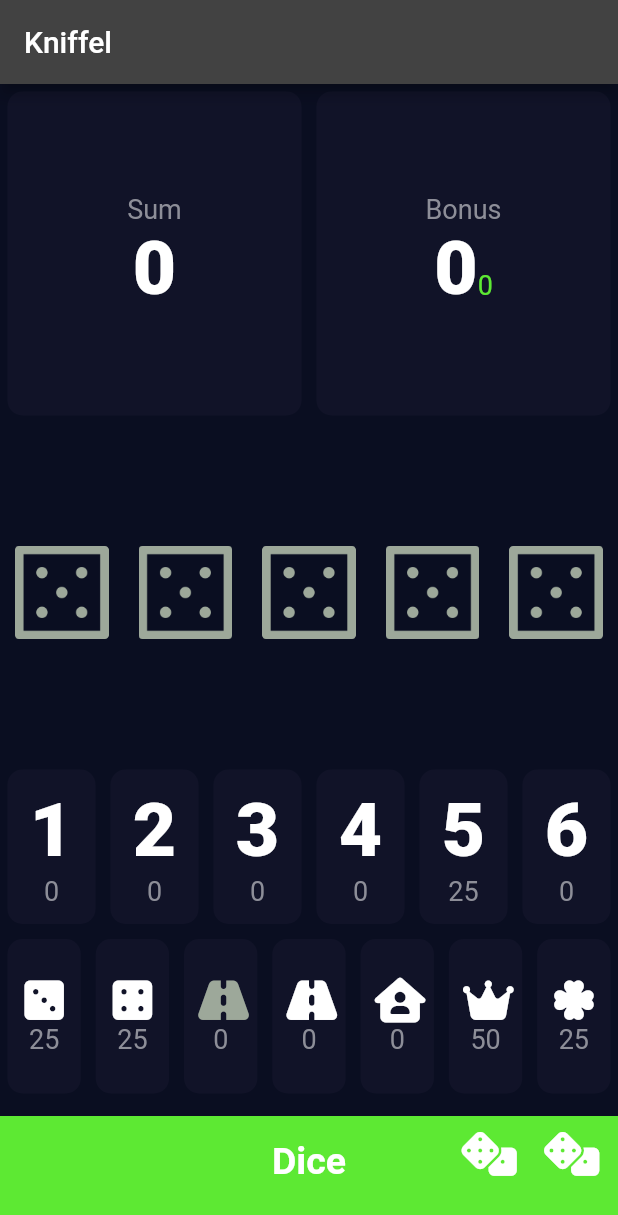
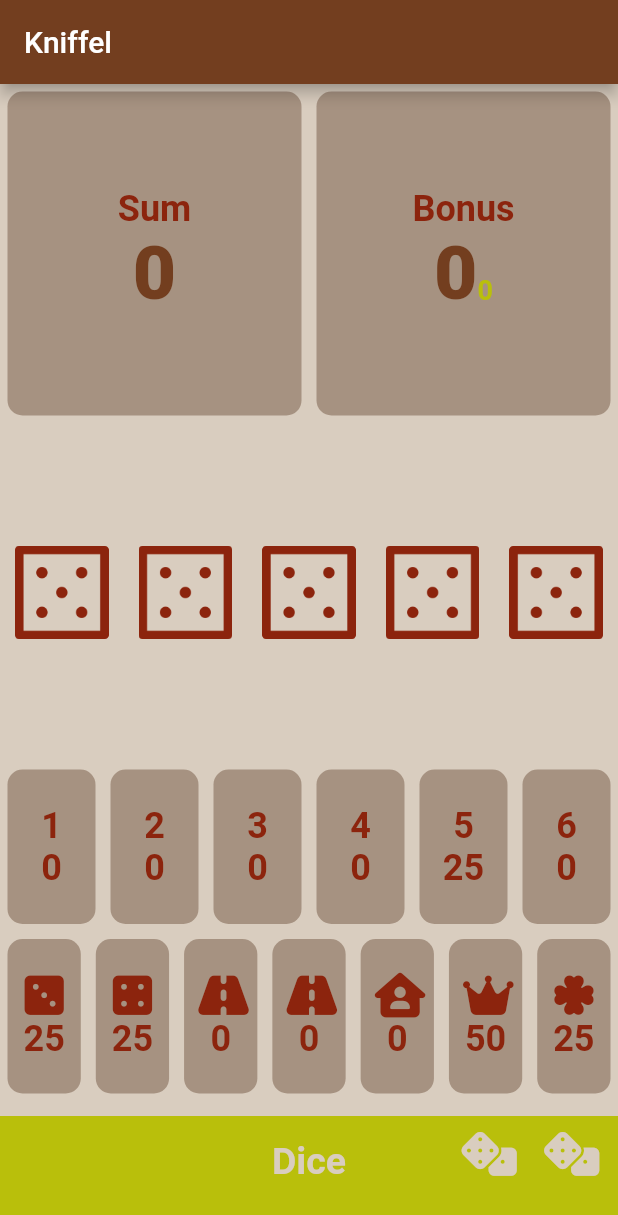
Before and after one commit to jnaurath/fun_with_dice, a Flutter app: the screen it shows after launch, on a phone screen of 412 x 824 dp. Shown: the top 1215 px of the screen. Run offline on Flutter 3.47's test engine with Material 2 defaults, Android fonts, the phone set to English and light mode, and no system bars; our stand-ins replace confetti, font_awesome_flutter.

Commit message:
improved styling

```diff
--- a/lib/components/bottom_button.dart
+++ b/lib/components/bottom_button.dart
@@ -47,6 +47,7 @@ class BottomButton extends StatelessWidget {
                   child: Icon(
                     FontAwesomeIcons.dice,
                     size: 30.0,
+                    color: colorPalette2,
                   ),
                 ),
               ),
--- a/lib/components/icon_content.dart
+++ b/lib/components/icon_content.dart
@@ -21,7 +21,7 @@ class IconContent extends StatelessWidget {
         ),
         Text(
           label,
-          style: kLabelTextStyle,
+          style: labelTextStyle,
         )
       ],
     );
--- a/lib/constants.dart
+++ b/lib/constants.dart
@@ -1,39 +1,37 @@
 import 'package:flutter/material.dart';
+
+const colorPalette1 = Color(0xFFB9BF0B);
+const colorPalette2 = Color(0xFFD9CDBF);
+const colorPalette3 = Color(0xFFA69281);
+const colorPalette4 = Color(0xFF733E1F);
+const colorPalette5 = Color(0xFF8C240D);
+
+const skaffoldBackgroundColor = Color(0xFFFCDF9E);
 
 const kBottomContainerHeight = 80.0;
 const kActiveCardColor = Color(0xFF1D1E33);
 const kInactiveCardColor = Color(0xFF111328);
 const kCompletedCardColor = Color.fromARGB(255, 38, 89, 28);
-const kBottomContainerColor = Color.fromARGB(255, 93, 233, 51);
-const kBottomDisabledContainerColor = Color.fromARGB(255, 111, 142, 101);
+const kBottomContainerColor = colorPalette1;
+const kBottomDisabledContainerColor = colorPalette3;
 
-const lockedDiceColor = Color.fromARGB(255, 93, 233, 51);
-const unlockedDiceColor = Color.fromARGB(255, 157, 168, 154);
+const lockedDiceColor = colorPalette3;
+const unlockedDiceColor = colorPalette5;
 
-const kLabelTextStyle = TextStyle(
-  fontSize: 18.0,
-  color: Color(0xFF8D8E98),
-);
+const labelTextStyle = TextStyle(
+    fontSize: 24.0, color: colorPalette5, fontWeight: FontWeight.bold);
 
 const kLabelBonusPositiveTextStyle = TextStyle(
-  fontSize: 18.0,
-  color: lockedDiceColor,
-);
+    fontSize: 18.0, color: colorPalette1, fontWeight: FontWeight.bold);
 
 const kLabelBonusNegativeTextStyle = TextStyle(
-  fontSize: 18.0,
-  color: unlockedDiceColor,
-);
+    fontSize: 18.0, color: colorPalette5, fontWeight: FontWeight.bold);
 
-const kNumberTextStyle = TextStyle(
-  fontSize: 50.0,
-  fontWeight: FontWeight.w900,
-);
+const numberTextStyle = TextStyle(
+    fontSize: 50.0, fontWeight: FontWeight.w900, color: colorPalette4);
 
 const kLargeButtonTextStyle = TextStyle(
-  fontSize: 25.0,
-  fontWeight: FontWeight.bold,
-);
+    fontSize: 25.0, fontWeight: FontWeight.bold, color: colorPalette2);
 
 const kLargeButtonDisabledTextStyle = TextStyle(
   fontSize: 25.0,
--- a/lib/main.dart
+++ b/lib/main.dart
@@ -1,5 +1,7 @@
 import 'package:flutter/material.dart';
 import 'package:fun_with_dice/screens/dice_page.dart';
+
+import 'constants.dart';
 
 void main() => runApp(FunWithDice());
 
@@ -7,9 +9,9 @@ class FunWithDice extends StatelessWidget {
   @override
   Widget build(BuildContext context) {
     return MaterialApp(
-      theme: ThemeData.dark().copyWith(
-        primaryColor: Color(0xFF0A0E21),
-        scaffoldBackgroundColor: Color(0xFF0A0E21),
+      theme: ThemeData.light().copyWith(
+        primaryColor: colorPalette4,
+        scaffoldBackgroundColor: colorPalette2,
       ),
       home: DicePage(),
     );
--- a/lib/screens/dice_page.dart
+++ b/lib/screens/dice_page.dart
@@ -37,38 +37,37 @@ class _DicePageState extends State<DicePage> {
   static const Map categories = {
     "3s": Icon(
       FontAwesomeIcons.diceThree,
-      // color: Colors.green,
+      color: colorPalette5,
       size: 30.0,
     ),
     "4s": Icon(
       FontAwesomeIcons.diceFour,
-      // color: Colors.green,
+      color: colorPalette5,
       size: 30.0,
     ),
     "smallStreet": Icon(
       FontAwesomeIcons.road,
-      // color: Colors.green,
+      color: colorPalette5,
       size: 30.0,
-      color: unlockedDiceColor,
     ),
     "largeStreet": Icon(
       FontAwesomeIcons.road,
-      // color: Colors.green,
+      color: colorPalette5,
       size: 30.0,
     ),
     "FullHouse": Icon(
       FontAwesomeIcons.houseUser,
-      // color: Colors.green,
+      color: colorPalette5,
       size: 30.0,
     ),
     "Kniffel": Icon(
       FontAwesomeIcons.crown,
-      // color: Colors.green,
+      color: colorPalette5,
       size: 30.0,
     ),
     "Chance": Icon(
       FontAwesomeIcons.clover,
-      // color: Colors.green,
+      color: colorPalette5,
       size: 30.0,
     ),
   };
@@ -134,17 +133,34 @@ class _DicePageState extends State<DicePage> {
   Color setColor(String buttonCategory) {
     if (buttonCategory == this.selectedCategory) {
       // previous selected
-      return kCompletedCardColor;
+      return colorPalette1;
     } else if (buttonCategory == this.category) {
       // selected
-      return kActiveCardColor;
+      return colorPalette4;
     } else if (kniffel.checkAlreadyCompleted(buttonCategory) ||
         buttonCategory == this.selectedCategory) {
       // completed
-      return kCompletedCardColor;
+      return colorPalette1;
     } else {
       // not selected
-      return kInactiveCardColor;
+      return colorPalette3;
+    }
+  }
+
+  Color setColorNumbers(String buttonCategory) {
+    if (buttonCategory == this.selectedCategory) {
+      // previous selected
+      return colorPalette1;
+    } else if (buttonCategory == this.category) {
+      // selected
+      return colorPalette5;
+    } else if (kniffel.checkAlreadyCompleted(buttonCategory) ||
+        buttonCategory == this.selectedCategory) {
+      // completed
+      return colorPalette2;
+    } else {
+      // not selected
+      return colorPalette4;
     }
   }
 
@@ -154,6 +170,7 @@ class _DicePageState extends State<DicePage> {
       Scaffold(
         appBar: AppBar(
           title: Text('Kniffel'),
+          backgroundColor: colorPalette4,
         ),
         body: Column(
           crossAxisAlignment: CrossAxisAlignment.stretch,
@@ -164,7 +181,7 @@ class _DicePageState extends State<DicePage> {
                   Row(mainAxisAlignment: MainAxisAlignment.center, children: [
                 Expanded(
                   child: ReusableCard(
-                    color: kInactiveCardColor,
+                    color: colorPalette3,
                     cardChild: Row(
                       mainAxisAlignment: MainAxisAlignment.center,
                       children: [
@@ -173,11 +190,11 @@ class _DicePageState extends State<DicePage> {
                           children: <Widget>[
                             Text(
                               'Sum',
-                              style: kLabelTextStyle,
+                              style: labelTextStyle,
                             ),
                             Text(
                               kniffel.sum.toString(),
-                              style: kNumberTextStyle,
+                              style: numberTextStyle,
                             ),
                           ],
                         ),
@@ -187,7 +204,7 @@ class _DicePageState extends State<DicePage> {
                 ),
                 Expanded(
                   child: ReusableCard(
-                    color: kInactiveCardColor,
+                    color: colorPalette3,
                     cardChild: Row(
                       mainAxisAlignment: MainAxisAlignment.center,
                       children: [
@@ -196,7 +213,7 @@ class _DicePageState extends State<DicePage> {
                           children: <Widget>[
                             Text(
                               'Bonus',
-                              style: kLabelTextStyle,
+                              style: labelTextStyle,
                             ),
                             Row(
                               mainAxisAlignment: MainAxisAlignment.center,
@@ -205,7 +222,7 @@ class _DicePageState extends State<DicePage> {
                               children: <Widget>[
                                 Text(
                                   kniffel.bonus.toString(),
-                                  style: kNumberTextStyle,
+                                  style: numberTextStyle,
                                 ),
                                 Text(
                                   kniffel.bonusDiff.toString(),
@@ -274,9 +291,14 @@ class _DicePageState extends State<DicePage> {
                       cardChild: Column(
                         mainAxisAlignment: MainAxisAlignment.center,
                         children: <Widget>[
-                          Text(
-                            (diceIndex + 1).toString(),
-                            style: kNumberTextStyle,
+                          Text((diceIndex + 1).toString(),
+                              style: TextStyle(
+                                fontSize: 24.0,
+                                fontWeight: FontWeight.bold,
+                                color: colorPalette5,
+                              )
+                              // color: setColorNumbers(
+                              //     (diceIndex + 1).toString())),
                               ),
                           Text(
                             !kniffel.checkAlreadyCompleted(
@@ -287,7 +309,7 @@ class _DicePageState extends State<DicePage> {
                                 : kniffel
                                     .getResult((diceIndex + 1).toString())
                                     .toString(),
-                            style: kLabelTextStyle,
+                            style: labelTextStyle,
                           ),
                         ],
                       ),
@@ -325,8 +347,8 @@ class _DicePageState extends State<DicePage> {
                         children: <Widget>[
                           categories.values.elementAt(categoriesIndex),
                           Text(
-                            !kniffel.checkAlreadyCompleted(
-                                    categories.keys.elementAt(categoriesIndex))
+                              !kniffel.checkAlreadyCompleted(categories.keys
+                                      .elementAt(categoriesIndex))
                                   ? kniffel
                                       .calculateResult(categories.keys
                                           .elementAt(categoriesIndex))
@@ -335,7 +357,12 @@ class _DicePageState extends State<DicePage> {
                                       .getResult(categories.keys
                                           .elementAt(categoriesIndex))
                                       .toString(),
-                            style: kLabelTextStyle,
+                              style: TextStyle(
+                                fontSize: 24.0,
+                                fontWeight: FontWeight.bold,
+                                color: colorPalette5,
+                              ) // color: setColorNumbers(categories.keys
+                              //     .elementAt(categoriesIndex))),
                               ),
                         ],
                       ),
```
Lines whose indentation alone changed are shown as unchanged.
